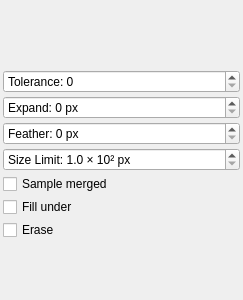
Above: src/desktop/ui/fillsettings.ui from drawpile/Drawpile before the change. Below: the same form after it.
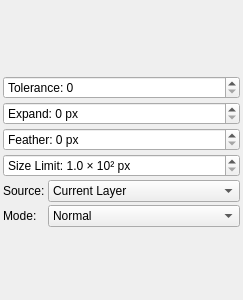
That is the form after the change. Custom widgets are drawn as their Qt base class.

Commit message:
Rework flood fill settings user interface
Changing the checkboxes into combo boxes with less confusing and
actually translatable terminology. Sample Merged is now a selection
between Current Layer and Merged Image. The Fill Under and Erase boxes
are now a selection between Normal, Behind and Erase, which lines up
with how they actually work and is consistent with layers and brushes.
This also removes the rather odd restriction that you can only erase if
the sample source is the current layer.

The edit to the form file:
```diff
--- a/src/desktop/ui/fillsettings.ui
+++ b/src/desktop/ui/fillsettings.ui
@@ -26,44 +26,27 @@
    <property name="spacing">
     <number>3</number>
    </property>
-   <item row="8" column="0" colspan="3">
-    <widget class="QCheckBox" name="samplemerged">
-     <property name="text">
-      <string>Sample merged</string>
+   <item row="6" column="0" colspan="2">
+    <widget class="KisSliderSpinBox" name="feather">
+     <property name="suffix">
+      <string> px</string>
      </property>
-    </widget>
-   </item>
-   <item row="9" column="0">
-    <widget class="QCheckBox" name="fillunder">
-     <property name="text">
-      <string>Fill under</string>
-     </property>
-    </widget>
-   </item>
-   <item row="3" column="0" colspan="3">
-    <widget class="KisSliderSpinBox" name="tolerance">
      <property name="prefix">
-      <string>Tolerance: </string>
+      <string>Feather: </string>
      </property>
      <property name="maximum">
-      <number>254</number>
+      <number>40</number>
      </property>
     </widget>
    </item>
-   <item row="11" column="0">
-    <spacer name="verticalSpacer">
-     <property name="orientation">
-      <enum>Qt::Vertical</enum>
+   <item row="8" column="0">
+    <widget class="QLabel" name="sourceLabel">
+     <property name="text">
+      <string>Source:</string>
      </property>
-     <property name="sizeHint" stdset="0">
-      <size>
-       <width>20</width>
-       <height>204</height>
-      </size>
-     </property>
-    </spacer>
+    </widget>
    </item>
-   <item row="1" column="0" colspan="3">
+   <item row="1" column="0" colspan="2">
     <widget class="widgets::BrushPreview" name="preview">
      <property name="sizePolicy">
       <sizepolicy hsizetype="Expanding" vsizetype="Expanding">
@@ -79,14 +62,7 @@
      </property>
     </widget>
    </item>
-   <item row="10" column="0">
-    <widget class="QCheckBox" name="erasermode">
-     <property name="text">
-      <string>Erase</string>
-     </property>
-    </widget>
-   </item>
-   <item row="5" column="0" colspan="3">
+   <item row="5" column="0" colspan="2">
     <widget class="KisSliderSpinBox" name="expand">
      <property name="suffix">
       <string> px</string>
@@ -99,7 +75,7 @@
      </property>
     </widget>
    </item>
-   <item row="7" column="0" colspan="3">
+   <item row="7" column="0" colspan="2">
     <widget class="KisDoubleSliderSpinBox" name="sizelimit">
      <property name="prefix">
       <string>Size Limit: </string>
@@ -121,19 +97,93 @@
      </property>
     </widget>
    </item>
-   <item row="6" column="0" colspan="3">
-    <widget class="KisSliderSpinBox" name="feather">
-     <property name="suffix">
-      <string> px</string>
-     </property>
+   <item row="3" column="0" colspan="2">
+    <widget class="KisSliderSpinBox" name="tolerance">
      <property name="prefix">
-      <string>Feather: </string>
+      <string>Tolerance: </string>
      </property>
      <property name="maximum">
-      <number>40</number>
+      <number>254</number>
      </property>
     </widget>
    </item>
+   <item row="10" column="0" colspan="2">
+    <spacer name="verticalSpacer">
+     <property name="orientation">
+      <enum>Qt::Vertical</enum>
+     </property>
+     <property name="sizeHint" stdset="0">
+      <size>
+       <width>20</width>
+       <height>0</height>
+      </size>
+     </property>
+    </spacer>
+   </item>
+   <item row="9" column="0">
+    <widget class="QLabel" name="modeLabel">
+     <property name="text">
+      <string>Mode:</string>
+     </property>
+    </widget>
+   </item>
+   <item row="8" column="1">
+    <widget class="QComboBox" name="source">
+     <property name="sizePolicy">
+      <sizepolicy hsizetype="Expanding" vsizetype="Fixed">
+       <horstretch>0</horstretch>
+       <verstretch>0</verstretch>
+      </sizepolicy>
+     </property>
+     <property name="minimumSize">
+      <size>
+       <width>24</width>
+       <height>0</height>
+      </size>
+     </property>
+     <item>
+      <property name="text">
+       <string>Current Layer</string>
+      </property>
+     </item>
+     <item>
+      <property name="text">
+       <string>Merged Image</string>
+      </property>
+     </item>
+    </widget>
+   </item>
+   <item row="9" column="1">
+    <widget class="QComboBox" name="mode">
+     <property name="sizePolicy">
+      <sizepolicy hsizetype="Expanding" vsizetype="Fixed">
+       <horstretch>0</horstretch>
+       <verstretch>0</verstretch>
+      </sizepolicy>
+     </property>
+     <property name="minimumSize">
+      <size>
+       <width>24</width>
+       <height>0</height>
+      </size>
+     </property>
+     <item>
+      <property name="text">
+       <string>Normal</string>
+      </property>
+     </item>
+     <item>
+      <property name="text">
+       <string>Behind</string>
+      </property>
+     </item>
+     <item>
+      <property name="text">
+       <string>Erase</string>
+      </property>
+     </item>
+    </widget>
+   </item>
   </layout>
  </widget>
  <customwidgets>
```
Left out of the diff: 32 changed lines with no effect on the pictures. The commit also changes 8 other files.
